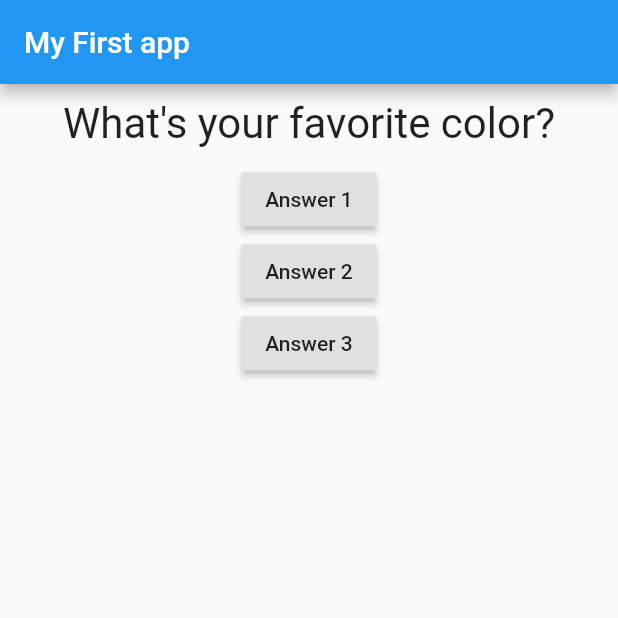
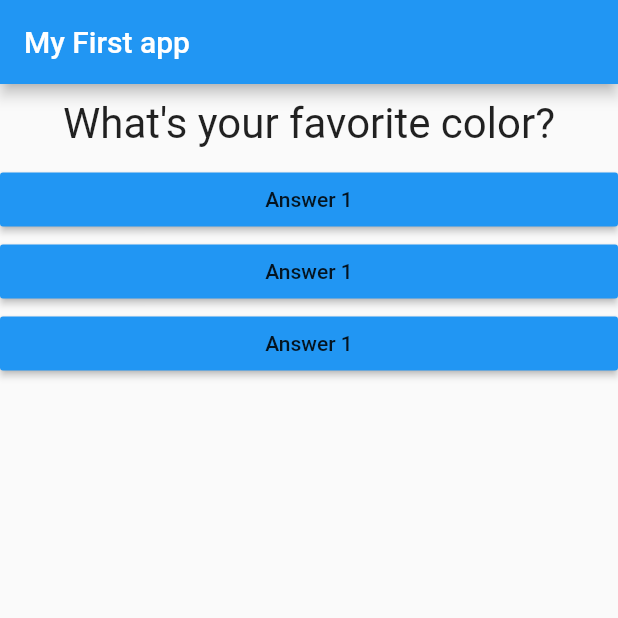
Before and after one commit to brent-stone/flutter_udemy_tutorial, a Flutter app: the screen it shows after launch, on a phone screen of 412 x 824 dp, the top half of it. Run offline on Flutter 3.47's test engine with Material 2 defaults, Android fonts, the light colour scheme and no system bars.

Commit message:
Lecture 43: Callbacks
Refactor the buttons into answer.dart widget by passing a callback containing functions residing in main.dart into the constructor of the children.

```diff
--- /dev/null
+++ b/lib/answer.dart
@@ -0,0 +1,19 @@
+import 'package:flutter/material.dart';
+
+class Answer extends StatelessWidget {
+  final Function selectHandler;
+
+  Answer(this.selectHandler);
+
+  @override
+  Widget build(BuildContext context) {
+    return Container(
+      width: double.infinity,
+      child: RaisedButton(
+        color: Colors.blue,
+        child: Text('Answer 1'),
+        onPressed: selectHandler,
+      ),
+    );
+  }
+}
--- a/lib/main.dart
+++ b/lib/main.dart
@@ -1,6 +1,7 @@
 import "package:flutter/material.dart";
 
 import './question.dart';
+import './answer.dart';
 
 void main() {
   runApp(MyApp());
@@ -40,21 +41,9 @@
             Question(
               questions[_questionIndex], // or questions[0]
             ),
-            RaisedButton(
-              child: Text("Answer 1"),
-              onPressed: _answerQuestion, // no () to pass pointer to function
-            ),
-            RaisedButton(
-              child: Text("Answer 2"),
-              onPressed: () => print("This is an anonymous function for 2"),
-            ),
-            RaisedButton(
-              child: Text("Answer 3"),
-              onPressed: () {
-                // a larger anonymous function
-                print("answer 3 was chosen");
-              },
-            ),
+            Answer(_answerQuestion),
+            Answer(_answerQuestion),
+            Answer(_answerQuestion),
           ],
         ),
       ),
```
Also changed, not shown: 1 other file.
